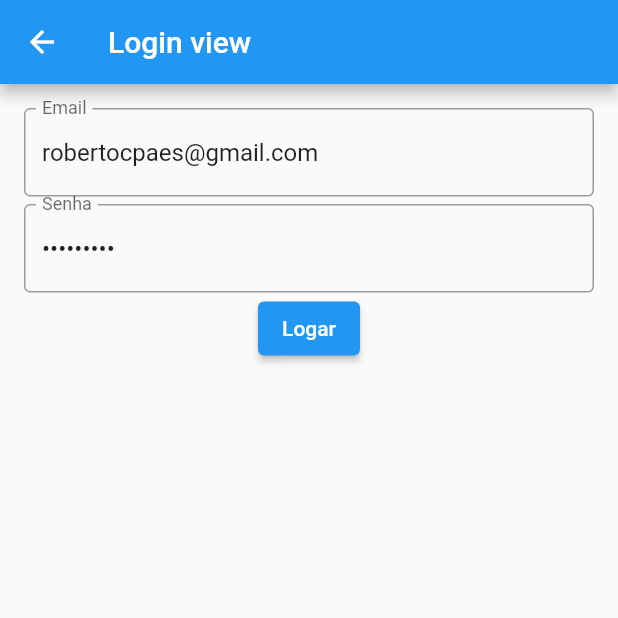
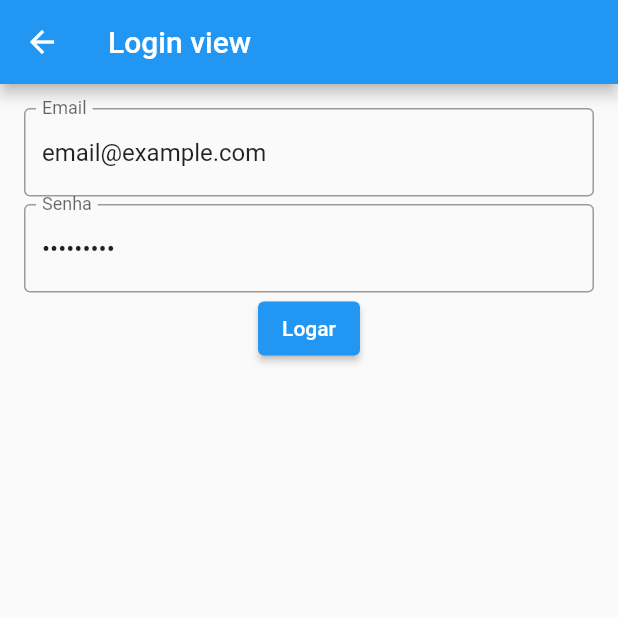
Before and after one commit to boberto-projects/mobile-boberto-manager, a Flutter app: the LoginView screen opened by its route, after a tap on "Logar", on a phone screen of 412 x 824 dp, the top half of it. Run offline on Flutter 3.47's test engine with Material 2 defaults, Android fonts, the phone set to English and light mode, and no system bars; our stand-ins replace dartz, dio, equatable, flutter_secure_storage, get; missing offline and left inert: dart_dash_otp; accounts and stored records are empty; network calls fail.

Commit message:
pequenos ajustes e adicionando variavel de ambiente para o appconfig

```diff
--- a/lib/app_config.dart
+++ b/lib/app_config.dart
@@ -1,14 +1,18 @@
 class AppConfig {
   ///Configuração API
-  static String apiKey = "pgH7QzFHJx4w46fI~5Uzi4RvtTwlEXp";
-  static String apiKeyHeader = "ApiKey";
-  static String apiUrl = "http://192.168.0.159:5555";
+  static const String apiKey =
+      String.fromEnvironment('API_KEY', defaultValue: "");
+  static const String apiKeyHeader =
+      String.fromEnvironment("API_HEADER", defaultValue: "");
+  static const String apiUrl =
+      String.fromEnvironment("API_URL", defaultValue: "");
 
   ///Configuração usuário
-  static String autenticacaoTokenJWT = "USER_TOKEN";
+  static String autenticacaoJWTChave = "USER_TOKEN";
 
   ///Codigo OTP
-  static String otpKey = "J22U6B3WIWRRBTAV";
+  static const String otpKey =
+      String.fromEnvironment("OTP_KEY", defaultValue: "");
   static int otpIntervalo = 60;
   static int otpTamanho = 6;
 }
--- a/lib/modules/login/login_controller.dart
+++ b/lib/modules/login/login_controller.dart
@@ -13,7 +13,7 @@ class LoginController extends GetxController {
 
   //mock
   LoginController() {
-    emailTextController.text = "robertocpaes@gmail.com";
+    emailTextController.text = "email@example.com";
     senhaTextController.text = "Teste@123";
   }
   void _removerMensagemDeErro() {
@@ -43,7 +43,7 @@ class LoginController extends GetxController {
     final request = AutenticarRequest(email: email, senha: senha);
     var response = await apiClient.autenticar(request);
     response.fold((onError) => {}, (response) {
-      storage.escreverValor(AppConfig.autenticacaoTokenJWT, response.token);
+      storage.escreverValor(AppConfig.autenticacaoJWTChave, response.token);
       if (response.duplaAutenticacaoObrigatoria) {
         Get.toNamed("/otp");
       }
--- a/lib/modules/providers/apiClient/api_client.dart
+++ b/lib/modules/providers/apiClient/api_client.dart
@@ -22,12 +22,12 @@ class ApiClient extends GetxService {
     dio = Dio();
     storage = SecureStorage();
     dio.options.baseUrl = AppConfig.apiUrl;
-    bool usuarioLogado = storage.chaveExiste(AppConfig.autenticacaoTokenJWT);
+    bool usuarioLogado = storage.chaveExiste(AppConfig.autenticacaoJWTChave);
 
     if (usuarioLogado) {
       defaultOptions = Options(headers: {
         "Authorization":
-            "Bearer ${storage.obterValor(AppConfig.autenticacaoTokenJWT)}"
+            "Bearer ${storage.obterValor(AppConfig.autenticacaoJWTChave)}"
       });
     } else {
       defaultOptions =
--- a/lib/modules/providers/storage/secure_storage.dart
+++ b/lib/modules/providers/storage/secure_storage.dart
@@ -26,7 +26,7 @@ class SecureStorage {
     return true;
   }
 
-  bool deletarTudo(String chave) {
+  bool deletarTudo() {
     storage.deleteAll();
     return true;
   }
```
Also changed, not shown: pubspec.lock, 4 other files.
